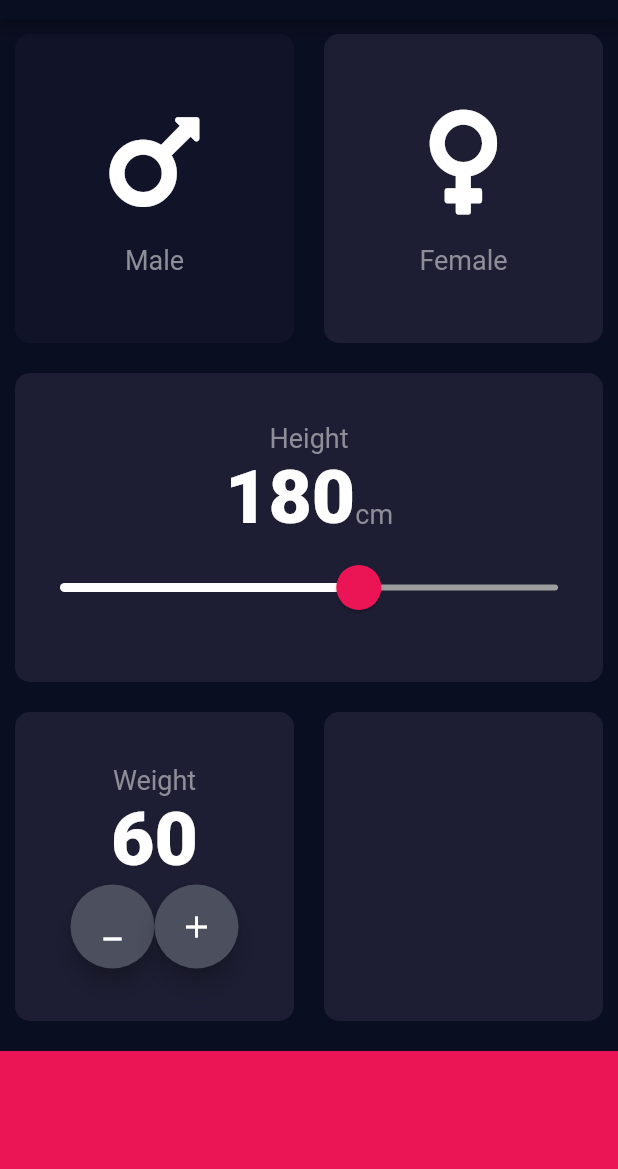
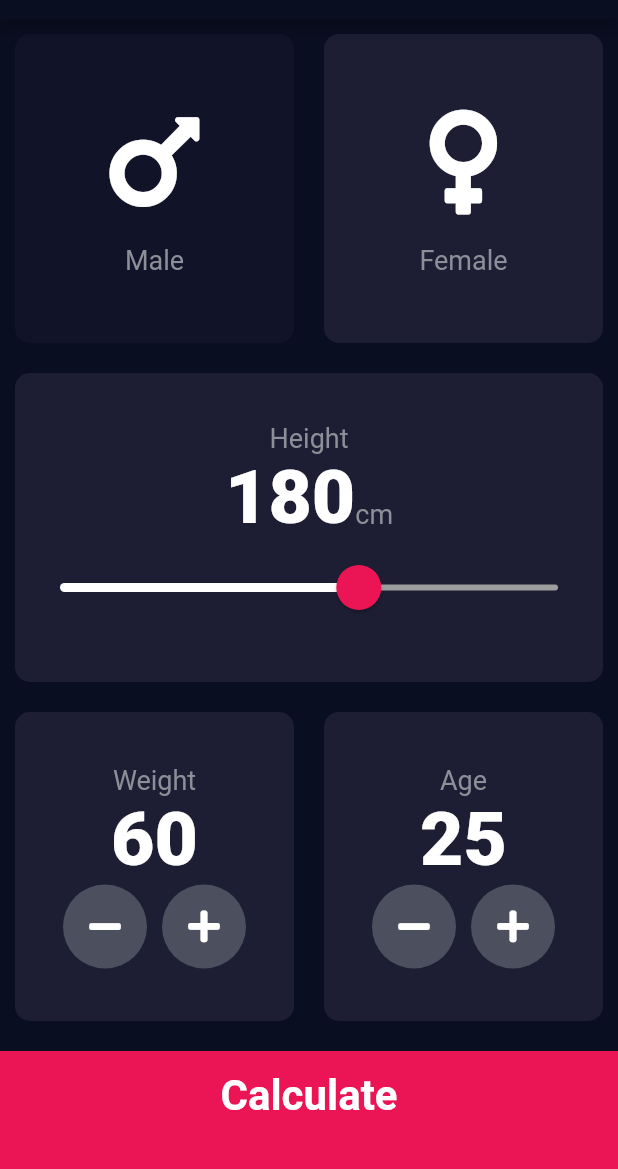
Before and after one commit to clbmrls14/bmi-calculator-flutter, a Flutter app: the screen it shows after launch, on a phone screen of 412 x 824 dp, the part 65-1234 px from its top. Run offline on Flutter 3.47's test engine with Material 2 defaults, Android fonts, the phone set to English and light mode, and no system bars; our stand-ins replace font_awesome_flutter.

Commit message:
added weight and age modifiers, result page and bmi calculation

```diff
--- /dev/null
+++ b/lib/components/bottom_button.dart
@@ -0,0 +1,30 @@
+import 'package:flutter/material.dart';
+
+import '../constants.dart';
+
+class BottomButton extends StatelessWidget {
+  BottomButton({required this.onTap, required this.buttonTitle});
+
+  final VoidCallback onTap;
+  final String buttonTitle;
+
+  @override
+  Widget build(BuildContext context) {
+    return GestureDetector(
+      onTap: onTap,
+      child: Container(
+        color: kBottomContainerColor,
+        margin: EdgeInsets.only(top: 10.0),
+        padding: EdgeInsets.only(bottom: 20.0),
+        width: double.infinity,
+        height: kBottomContainerHeight,
+        child: Center(
+          child: Text(
+            buttonTitle,
+            style: kLargeButtonTextStyle,
+          ),
+        ),
+      ),
+    );
+  }
+}
--- a/lib/components/icon_content.dart
+++ b/lib/components/icon_content.dart
@@ -1,6 +1,5 @@
 import 'package:flutter/material.dart';
 import '../constants.dart';
-
 
 class IconContent extends StatelessWidget {
   IconContent({required this.icon, required this.label});
@@ -20,10 +19,7 @@ class IconContent extends StatelessWidget {
         SizedBox(
           height: 15.0,
         ),
-        Text(
-          label,
-          style: kLabelTextStyle
-        ),
+        Text(label, style: kLabelTextStyle),
       ],
     );
   }
--- /dev/null
+++ b/lib/components/round_icon_button.dart
@@ -0,0 +1,23 @@
+import 'package:flutter/material.dart';
+
+class RoundIconButton extends StatelessWidget {
+  RoundIconButton({required this.icon, required this.onPress});
+
+  final IconData icon;
+  final VoidCallback onPress;
+
+  @override
+  Widget build(BuildContext context) {
+    return RawMaterialButton(
+      constraints: BoxConstraints.tightFor(
+        width: 56.0,
+        height: 56.0,
+      ),
+      elevation: 0.0,
+      shape: CircleBorder(),
+      fillColor: Color(0xFF4C4F5E),
+      onPressed: onPress,
+      child: Icon(icon),
+    );
+  }
+}
--- a/lib/pages/input_page.dart
+++ b/lib/pages/input_page.dart
@@ -1,9 +1,13 @@
+import 'package:bmi_calculator/bmi_calculator.dart';
 import 'package:flutter/material.dart';
 import 'package:font_awesome_flutter/font_awesome_flutter.dart';
 
-import '../constants.dart';
-import '../components/icon_content.dart';
-import '../components/reusable_card.dart';
+import 'package:bmi_calculator/components/bottom_button.dart';
+import 'package:bmi_calculator/components/icon_content.dart';
+import 'package:bmi_calculator/components/reusable_card.dart';
+import 'package:bmi_calculator/components/round_icon_button.dart';
+import 'package:bmi_calculator/pages/results_page.dart';
+import 'package:bmi_calculator/constants.dart';
 
 enum Sex {
   male,
@@ -19,6 +23,7 @@ class _InputPageState extends State<InputPage> {
   Sex selectedSex = Sex.female;
   int height = 180;
   int weight = 60;
+  int age = 25;
 
   @override
   Widget build(BuildContext context) {
@@ -82,10 +87,7 @@ class _InputPageState extends State<InputPage> {
                     crossAxisAlignment: CrossAxisAlignment.baseline,
                     textBaseline: TextBaseline.alphabetic,
                     children: [
-                      Text(
-                        height.toString(),
-                        style: kNumberTextStyle
-                      ),
+                      Text(height.toString(), style: kNumberTextStyle),
                       Text(
                         'cm',
                         style: kLabelTextStyle,
@@ -98,9 +100,10 @@ class _InputPageState extends State<InputPage> {
                         inactiveTrackColor: Colors.grey.shade500,
                         thumbColor: kBottomContainerColor,
                         overlayColor: Color(0x29EB1555),
-                      thumbShape: RoundSliderThumbShape(enabledThumbRadius: 15.0),
-                      overlayShape: RoundSliderOverlayShape(overlayRadius: 30.0)
-                    ),
+                        thumbShape:
+                            RoundSliderThumbShape(enabledThumbRadius: 15.0),
+                        overlayShape:
+                            RoundSliderOverlayShape(overlayRadius: 30.0)),
                     child: Slider(
                       value: height.toDouble(),
                       min: 120,
@@ -136,21 +139,24 @@ class _InputPageState extends State<InputPage> {
                         Row(
                           mainAxisAlignment: MainAxisAlignment.center,
                           children: [
-                            FloatingActionButton(
-                              backgroundColor: Color(0xFF4C4F5E),
-                              child: Icon(
-                                Icons.minimize,
-                                color: Colors.white,
+                            RoundIconButton(
+                              icon: FontAwesomeIcons.minus,
+                              onPress: () {
+                                setState(() {
+                                  weight--;
+                                });
+                              },
                             ),
-                              onPressed: (){},
+                            SizedBox(
+                              width: 10.0,
                             ),
-                            FloatingActionButton(
-                              backgroundColor: Color(0xFF4C4F5E),
-                              child: Icon(
-                                Icons.add,
-                                color: Colors.white,
-                              ),
-                              onPressed: (){},
+                            RoundIconButton(
+                              icon: FontAwesomeIcons.plus,
+                              onPress: () {
+                                setState(() {
+                                  weight++;
+                                });
+                              },
                             ),
                           ],
                         ),
@@ -161,17 +167,66 @@ class _InputPageState extends State<InputPage> {
                 Expanded(
                   child: ReusableCard(
                     cardColor: kActiveCardColor,
+                    cardChild: Column(
+                      mainAxisAlignment: MainAxisAlignment.center,
+                      children: [
+                        Text(
+                          'Age',
+                          style: kLabelTextStyle,
+                        ),
+                        Text(
+                          age.toString(),
+                          style: kNumberTextStyle,
+                        ),
+                        Row(
+                          mainAxisAlignment: MainAxisAlignment.center,
+                          children: [
+                            RoundIconButton(
+                              icon: FontAwesomeIcons.minus,
+                              onPress: () {
+                                setState(() {
+                                  age--;
+                                });
+                              },
+                            ),
+                            SizedBox(
+                              width: 10.0,
+                            ),
+                            RoundIconButton(
+                              icon: FontAwesomeIcons.plus,
+                              onPress: () {
+                                setState(() {
+                                  age++;
+                                });
+                              },
+                            ),
+                          ],
+                        ),
+                      ],
+                    ),
                   ),
                 ),
               ],
             ),
           ),
-          Container(
-            color: kBottomContainerColor,
-            margin: EdgeInsets.only(top: 10.0),
-            width: double.infinity,
-            height: kBottomContainerHeight,
-          )
+          BottomButton(
+            buttonTitle: 'Calculate',
+            onTap: () {
+              Calculator calculator =
+                  Calculator(height: height, weight: weight);
+
+              Navigator.push(
+                context,
+                MaterialPageRoute(builder: (context) {
+                  return ResultsPage(
+                    bmiResult: calculator.calculateBMI(),
+                    resultText: calculator.getResult(),
+                    evaluation: calculator.getEvaluation(),
+                  );
+                }),
+              );
+            },
+          ),
         ],
       ),
     );
```
Also changed, not shown: lib/bmi_calculator.dart (added, +35 -0 lines), lib/constants.dart (+25 -0 lines), lib/pages/results_page.dart (added, +73 -0 lines), lib/components/reusable_card.dart (line endings or trailing spaces). Lines whose indentation alone changed are shown as unchanged.
